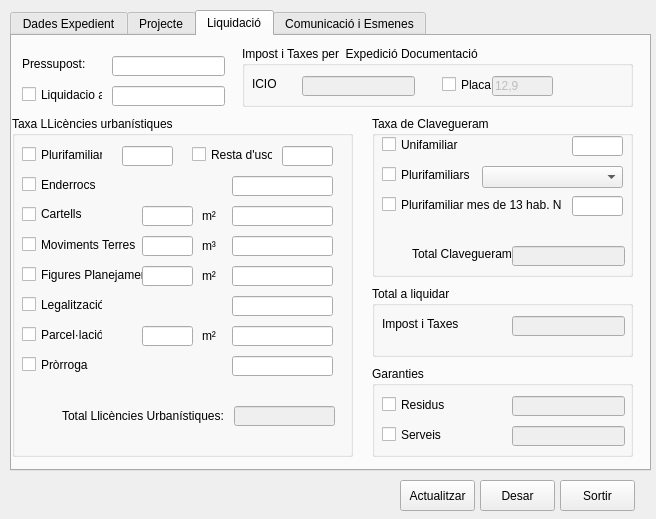
Above: src/exp_om.ui from daviderill/expedients before the change. Below: the same form after it.
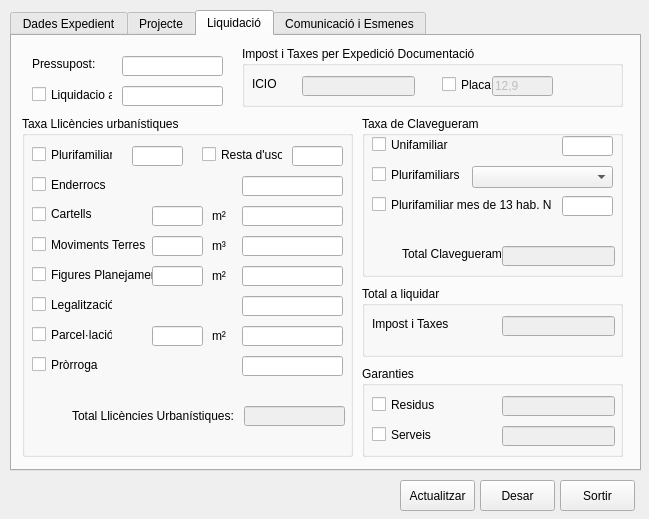
That is the form after the change. The open tabs and pages were chosen to show the change.

Commit message: Autocomplete 'tecnics' Manage 'juridica' i 'tecnic' Groupbox titles set to bold

The edit to the form file:
```diff
--- a/src/exp_om.ui
+++ b/src/exp_om.ui
@@ -6,7 +6,7 @@
    <rect>
     <x>0</x>
     <y>0</y>
-    <width>656</width>
+    <width>649</width>
     <height>519</height>
    </rect>
   </property>
@@ -18,7 +18,7 @@
     <rect>
      <x>10</x>
      <y>10</y>
-     <width>641</width>
+     <width>631</width>
      <height>461</height>
     </rect>
    </property>
@@ -912,9 +912,9 @@
     <widget class="QLineEdit" name="txtPres">
      <property name="geometry">
       <rect>
-       <x>100</x>
+       <x>110</x>
        <y>20</y>
-       <width>113</width>
+       <width>101</width>
        <height>20</height>
       </rect>
      </property>
@@ -930,12 +930,12 @@
       <rect>
        <x>230</x>
        <y>10</y>
-       <width>391</width>
+       <width>381</width>
        <height>61</height>
       </rect>
      </property>
      <property name="title">
-      <string>Impost i Taxes per  Expedició Documentació</string>
+      <string>Impost i Taxes per Expedició Documentació</string>
      </property>
      <widget class="QLabel" name="lblIcio">
       <property name="geometry">
@@ -1005,14 +1005,14 @@
     <widget class="QGroupBox" name="gbUrb">
      <property name="geometry">
       <rect>
-       <x>0</x>
+       <x>10</x>
        <y>80</y>
-       <width>341</width>
+       <width>331</width>
        <height>341</height>
       </rect>
      </property>
      <property name="title">
-      <string>Taxa LLicències urbanístiques</string>
+      <string>Taxa Llicències urbanístiques</string>
      </property>
      <widget class="QLineEdit" name="txtplur">
       <property name="geometry">
@@ -1427,7 +1427,7 @@
     <widget class="QGroupBox" name="gbClave">
      <property name="geometry">
       <rect>
-       <x>360</x>
+       <x>350</x>
        <y>80</y>
        <width>261</width>
        <height>161</height>
@@ -1627,7 +1627,7 @@
     <widget class="QGroupBox" name="gbTot">
      <property name="geometry">
       <rect>
-       <x>360</x>
+       <x>350</x>
        <y>250</y>
        <width>261</width>
        <height>71</height>
@@ -1746,9 +1746,9 @@
     <widget class="QLineEdit" name="txLiq">
      <property name="geometry">
       <rect>
-       <x>100</x>
+       <x>110</x>
        <y>50</y>
-       <width>113</width>
+       <width>101</width>
        <height>20</height>
       </rect>
      </property>
@@ -1762,7 +1762,7 @@
     <widget class="QCheckBox" name="chkliq">
      <property name="geometry">
       <rect>
-       <x>10</x>
+       <x>20</x>
        <y>50</y>
        <width>81</width>
        <height>17</height>
@@ -1775,7 +1775,7 @@
     <widget class="QGroupBox" name="gbGar">
      <property name="geometry">
       <rect>
-       <x>360</x>
+       <x>350</x>
        <y>330</y>
        <width>261</width>
        <height>91</height>
@@ -1852,7 +1852,7 @@
     <widget class="QLabel" name="lblTot_4">
      <property name="geometry">
       <rect>
-       <x>10</x>
+       <x>20</x>
        <y>20</y>
        <width>81</width>
        <height>16</height>
```
Left out of the diff: 44 changed lines with no effect on the pictures. The commit also changes 1 other file.
